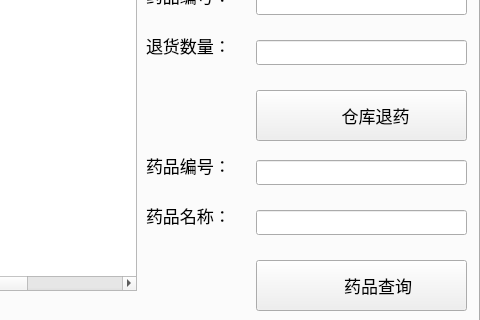
The window that pharmacydialog.ui (zhbean/Hospital_MIS) describes before a commit, drawn with Qt 5; both pictures show x 556 to 1036 and y 482 to 802 of the 1036 by 802 pixel window.
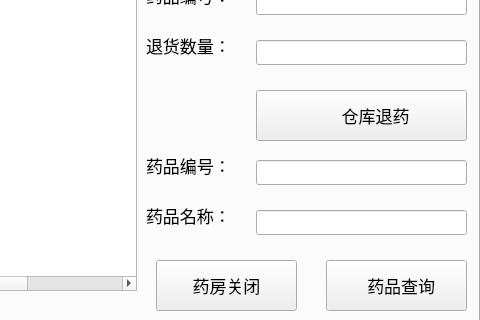
The same window after the commit. The open tabs and pages were chosen to show the change. Icons and pictures are not drawn.

Commit message: WWB 完成药房关闭，虚拟库存实际库存一致更新，且遍历设置未取药的缴费单状态>

Patch:
```diff
--- a/pharmacydialog.ui
+++ b/pharmacydialog.ui
@@ -422,14 +422,14 @@
     <widget class="QPushButton" name="pushButton_selectDrug">
      <property name="geometry">
       <rect>
-       <x>810</x>
+       <x>880</x>
        <y>600</y>
-       <width>211</width>
+       <width>141</width>
        <height>51</height>
       </rect>
      </property>
      <property name="text">
-      <string>       药品查询</string>
+      <string>  药品查询</string>
      </property>
      <property name="icon">
       <iconset resource="picture.qrc">
@@ -511,6 +511,29 @@
       </rect>
      </property>
     </widget>
+    <widget class="QPushButton" name="pushButton_closeDoor">
+     <property name="geometry">
+      <rect>
+       <x>710</x>
+       <y>600</y>
+       <width>141</width>
+       <height>51</height>
+      </rect>
+     </property>
+     <property name="text">
+      <string>药房关闭</string>
+     </property>
+     <property name="icon">
+      <iconset resource="picture.qrc">
+       <normaloff>:/picture/关闭工程.png</normaloff>:/picture/关闭工程.png</iconset>
+     </property>
+     <property name="iconSize">
+      <size>
+       <width>50</width>
+       <height>50</height>
+      </size>
+     </property>
+    </widget>
    </widget>
    <widget class="QWidget" name="tab_sale">
     <attribute name="title">
```
Left out of the diff: 7 changed lines with no effect on the pictures. The commit also changes 5 other files.
